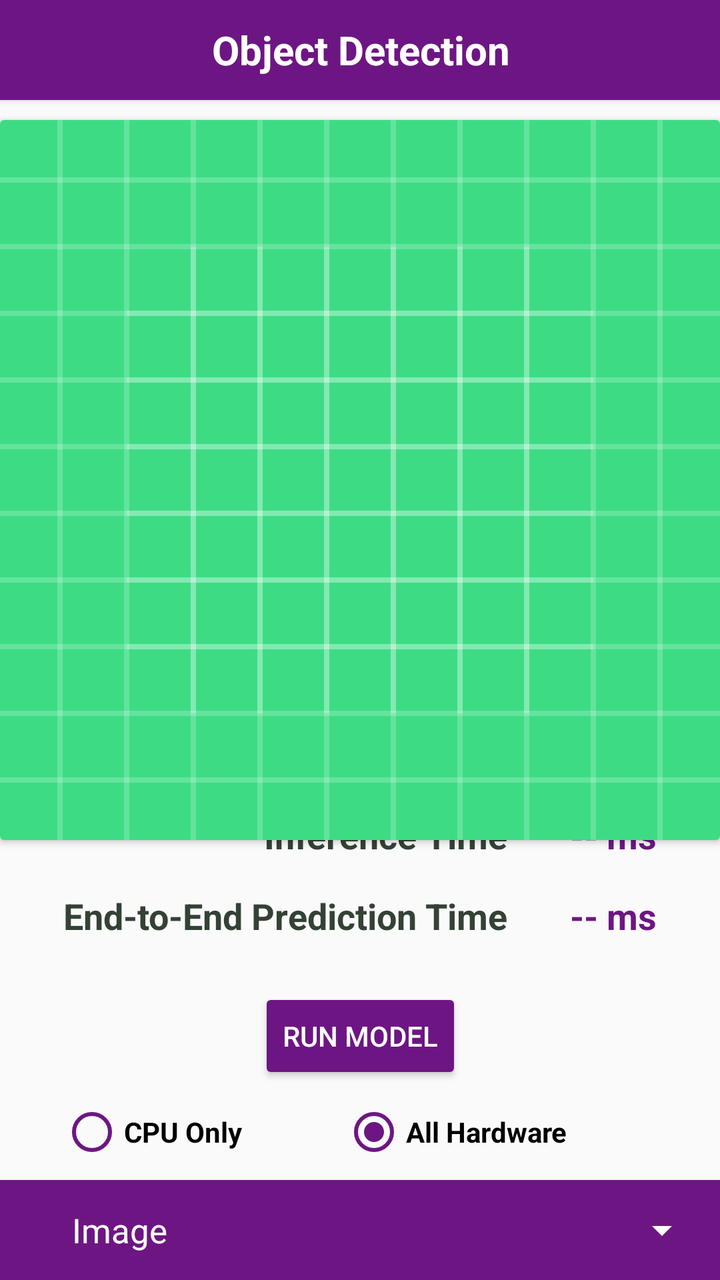
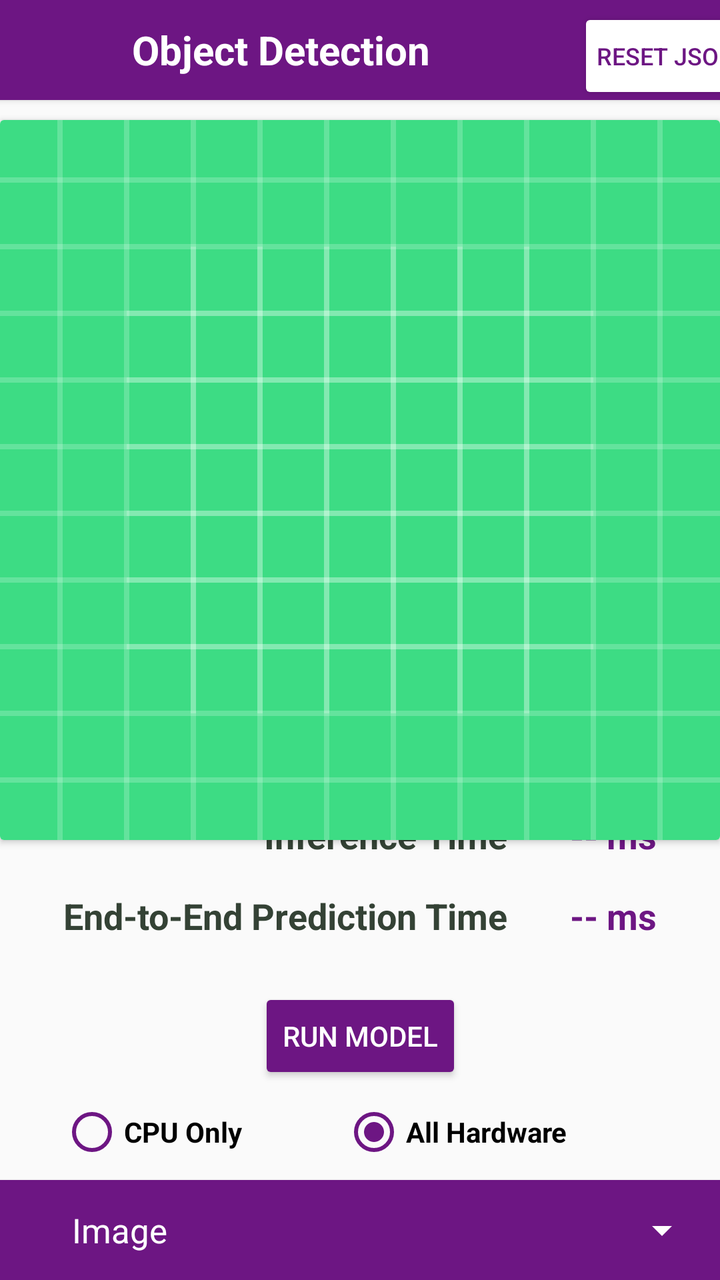

Two renders of the same Android screen: before a commit and after it. Below are the layout's source before the change and the commit's diff.
<!-- AndroidManifest.xml: application theme AppTheme.NoActionBar -->
<!-- res/layout/main_activity.xml -->
<?xml version="1.0" encoding="utf-8"?>
<androidx.constraintlayout.widget.ConstraintLayout xmlns:android="http://schemas.android.com/apk/res/android"
    xmlns:app="http://schemas.android.com/apk/res-auto"
    xmlns:tools="http://schemas.android.com/tools"
    android:layout_width="match_parent"
    android:layout_height="match_parent">


    <androidx.cardview.widget.CardView
        android:id="@+id/appTitleCard"
        android:layout_width="409sp"
        android:layout_height="50sp"
        android:backgroundTint="@color/purple_qcom"
        app:layout_constraintEnd_toEndOf="parent"
        app:layout_constraintStart_toStartOf="parent"
        app:layout_constraintTop_toTopOf="parent">

        <TextView
            android:id="@+id/appTitle"
            android:layout_width="wrap_content"
            android:layout_height="match_parent"
            android:layout_gravity="center"
            android:gravity="center"
            android:text="Object Detection"
            android:textColor="@color/white"
            android:textSize="20sp"
            android:textStyle="bold" />

    </androidx.cardview.widget.CardView>

    <androidx.cardview.widget.CardView
        android:id="@+id/imageSelectorCard"
        android:layout_width="409sp"
        android:layout_height="50sp"
        android:backgroundTint="@color/purple_qcom"
        app:layout_constraintBottom_toBottomOf="parent"
        app:layout_constraintEnd_toEndOf="parent"
        app:layout_constraintStart_toStartOf="parent">

        <TextView
            android:id="@+id/imageSelectorText"
            android:layout_width="wrap_content"
            android:layout_height="match_parent"
            android:layout_marginStart="60sp"
            android:gravity="center"
            android:text="Image"
            android:textColor="@color/white"
            android:textSize="17sp" />


        <Spinner
            android:id="@+id/imageSelector"
            android:layout_width="wrap_content"
            android:layout_height="match_parent"
            android:layout_gravity="end"
            android:layout_marginEnd="30sp"
            android:backgroundTint="@color/white"
            android:theme="@style/spinnerTheme" />

    </androidx.cardview.widget.CardView>

    <RadioGroup
        android:id="@+id/delegateSelectionGroup"
        android:layout_width="match_parent"
        android:layout_height="wrap_content"
        android:layout_marginBottom="8sp"
        android:backgroundTint="@color/purple_qcom"
        android:orientation="horizontal"
        app:layout_constraintBottom_toTopOf="@+id/imageSelectorCard"
        tools:layout_editor_absoluteX="2sp">

        <RadioButton
            android:id="@+id/cpuOnlyRadio"
            android:layout_width="wrap_content"
            android:layout_height="wrap_content"
            android:layout_gravity="center"
            android:layout_marginStart="30dp"
            android:layout_marginEnd="25dp"
            android:buttonTint="@color/purple_qcom"
            android:includeFontPadding="true"
            android:text="CPU Only"
            android:textStyle="bold" />

        <RadioButton
            android:id="@+id/defaultDelegateRadio"
            android:layout_width="wrap_content"
            android:layout_height="wrap_content"
            android:layout_gravity="center"
            android:layout_marginStart="25dp"
            android:layout_marginEnd="50dp"
            android:buttonTint="@color/purple_qcom"
            android:checked="true"
            android:includeFontPadding="true"
            android:text="All Hardware"
            android:textStyle="bold" />


    </RadioGroup>

    <Button
        android:id="@+id/runModelButton"
        android:layout_width="wrap_content"
        android:layout_height="wrap_content"
        android:layout_marginBottom="8sp"
        android:backgroundTint="@color/purple_qcom"
        android:text="Run Model"
        android:textColor="@color/white"
        app:layout_constraintBottom_toTopOf="@+id/delegateSelectionGroup"
        app:layout_constraintEnd_toEndOf="parent"
        app:layout_constraintStart_toStartOf="parent" />

    <androidx.cardview.widget.CardView
        android:id="@+id/selectedImageCard"
        android:layout_width="360sp"
        android:layout_height="360sp"
        android:layout_marginStart="40sp"
        android:layout_marginTop="10sp"
        android:layout_marginEnd="40sp"
        app:layout_constraintEnd_toEndOf="parent"
        app:layout_constraintStart_toStartOf="parent"
        app:layout_constraintTop_toBottomOf="@+id/appTitleCard">

        <ImageView
            android:id="@+id/selectedImageView"
            android:layout_width="match_parent"
            android:layout_height="match_parent"
            android:src="@drawable/ic_launcher_background" />
    </androidx.cardview.widget.CardView>

    <TextView
        android:id="@+id/inferenceTimeResultText"
        android:layout_width="wrap_content"
        android:layout_height="wrap_content"
        android:text="-- ms"
        android:textColor="@color/purple_qcom"
        android:textSize="18sp"
        android:textStyle="bold"
        app:layout_constraintBottom_toBottomOf="@+id/inferenceTimeText"
        app:layout_constraintEnd_toEndOf="@+id/predictionTimeResultText"
        app:layout_constraintStart_toStartOf="@+id/predictionTimeResultText"
        app:layout_constraintTop_toTopOf="@+id/inferenceTimeText" />

    <TextView
        android:id="@+id/predictionTimeResultText"
        android:layout_width="wrap_content"
        android:layout_height="wrap_content"
        android:text="-- ms"
        android:textColor="@color/purple_qcom"
        android:textSize="18sp"
        android:textStyle="bold"
        app:layout_constraintBottom_toBottomOf="@+id/predictionTimeText"
        app:layout_constraintEnd_toEndOf="parent"
        app:layout_constraintHorizontal_bias="0.5"
        app:layout_constraintStart_toEndOf="@+id/predictionTimeText"
        app:layout_constraintTop_toTopOf="@+id/predictionTimeText" />

    <TextView
        android:id="@+id/predictionResultText"
        android:layout_width="wrap_content"
        android:layout_height="wrap_content"
        android:textColor="@color/purple_qcom"
        android:textSize="18sp"
        android:textStyle="bold"
        app:layout_constraintBottom_toTopOf="@+id/inferenceTimeText"
        app:layout_constraintEnd_toEndOf="parent"
        app:layout_constraintHorizontal_bias="0.5"
        app:layout_constraintStart_toStartOf="parent"
        app:layout_constraintTop_toBottomOf="@+id/selectedImageCard" />

    <TextView
        android:id="@+id/predictionTimeText"
        android:layout_width="wrap_content"
        android:layout_height="wrap_content"
        android:layout_gravity="center"
        android:layout_marginBottom="24sp"
        android:text="End-to-End Prediction Time"
        android:textColor="#344235"
        android:textSize="18sp"
        android:textStyle="bold"
        app:layout_constraintBottom_toTopOf="@+id/runModelButton"
        app:layout_constraintEnd_toStartOf="@+id/predictionTimeResultText"
        app:layout_constraintHorizontal_bias="0.5"
        app:layout_constraintStart_toStartOf="parent" />

    <TextView
        android:id="@+id/inferenceTimeText"
        android:layout_width="wrap_content"
        android:layout_height="wrap_content"
        android:layout_gravity="center"
        android:layout_marginBottom="16sp"
        android:text="Inference Time"
        android:textColor="#344235"
        android:textSize="18sp"
        android:textStyle="bold"
        app:layout_constraintBottom_toTopOf="@+id/predictionTimeText"
        app:layout_constraintEnd_toEndOf="@+id/predictionTimeText" />

</androidx.constraintlayout.widget.ConstraintLayout>
<!-- resources referenced by this layout -->
<resources>
  <color name="purple_qcom">#6D1683</color>
  <color name="white">#FFFFFFFF</color>
  <!-- drawable ic_launcher_background: vector/xml drawable (drawable, 5606 chars, omitted) -->
  <style name="spinnerTheme">
          <item name="android:textColor">@color/white</item>
          <item name="android:backgroundTint">@color/purple_qcom</item>
          <item name="android:color">@color/white</item>
      </style>
  <style name="AppTheme.NoActionBar" parent="Theme.AppCompat.Light.DarkActionBar">
          <item name="windowActionBar">false</item>
          <item name="windowNoTitle">true</item>
          <item name="android:windowFullscreen">true</item>
      </style>
</resources>

<!-- the commit's change to res/layout/main_activity.xml (unified diff, before → after) -->
@@ -15,16 +15,42 @@
         app:layout_constraintStart_toStartOf="parent"
         app:layout_constraintTop_toTopOf="parent">
 
-        <TextView
-            android:id="@+id/appTitle"
-            android:layout_width="wrap_content"
-            android:layout_height="match_parent"
-            android:layout_gravity="center"
-            android:gravity="center"
-            android:text="Object Detection"
-            android:textColor="@color/white"
-            android:textSize="20sp"
-            android:textStyle="bold" />
+        <androidx.constraintlayout.widget.ConstraintLayout
+            android:layout_width="match_parent"
+            android:layout_height="match_parent">
+
+            
+            <TextView
+                android:id="@+id/appTitle"
+                android:layout_width="wrap_content"
+                android:layout_height="match_parent"
+                android:gravity="center"
+                android:text="Object Detection"
+                android:textColor="@color/white"
+                android:textSize="20sp"
+                android:textStyle="bold"
+                app:layout_constraintStart_toStartOf="parent"
+                app:layout_constraintEnd_toStartOf="@id/resetFlagButton"
+                app:layout_constraintTop_toTopOf="parent"
+                app:layout_constraintBottom_toBottomOf="parent"
+                android:paddingStart="16dp" />
+
+            
+            <Button
+                android:id="@+id/resetFlagButton"
+                android:layout_width="wrap_content"
+                android:layout_height="wrap_content"
+                android:backgroundTint="@color/white"
+                android:text="Reset JSON"
+                android:textColor="@color/purple_qcom"
+                android:textSize="12sp"
+                android:padding="6dp"
+                android:layout_marginEnd="8dp"
+                android:layout_marginTop="4dp"
+                app:layout_constraintEnd_toEndOf="parent"
+                app:layout_constraintTop_toTopOf="parent"/>
+
+        </androidx.constraintlayout.widget.ConstraintLayout>
 
     </androidx.cardview.widget.CardView>
 
